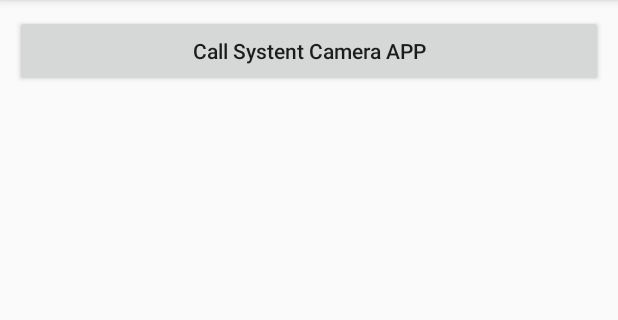
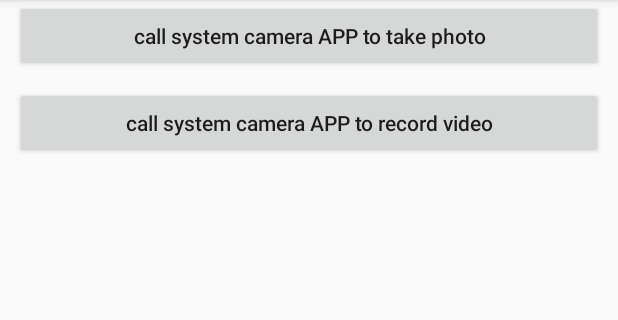
Before and after one commit to 215836017/AndroidMultiMedia, an Android app: the SysCameraActivity screen opened directly, with no data from a screen before it, on a phone screen of 412 x 824 dp, the part 84-404 px from its top. Run offline under Robolectric (Android 15) with nearby library versions, the phone set to English and light mode, and no system bars.

Commit message:
call system Camera App to take photo and record video at Android 5.x

```diff
--- a/DemoCamera/app/src/main/res/layout/activity_main.xml
+++ b/DemoCamera/app/src/main/res/layout/activity_main.xml
@@ -18,21 +18,21 @@
             android:layout_height="wrap_content"
             android:layout_margin="10dp"
             android:onClick="btnClick"
-            android:text="System Camera" />
+            android:text="Call System Camera APP" />
 
         <Button
             android:id="@+id/main_activity_btn_old_cmaera"
             android:layout_width="match_parent"
             android:layout_height="wrap_content"
             android:layout_margin="10dp"
-            android:text="Old Camera" />
+            android:text="Use Old Camera API" />
 
         <Button
             android:id="@+id/main_activity_btn_new_camera"
             android:layout_width="match_parent"
             android:layout_height="wrap_content"
             android:layout_margin="10dp"
-            android:text="New Camera" />
+            android:text="Use New Camera API" />
     </LinearLayout>
 
 </RelativeLayout>
--- a/DemoCamera/app/src/main/res/layout/activity_sys_camera.xml
+++ b/DemoCamera/app/src/main/res/layout/activity_sys_camera.xml
@@ -8,11 +8,19 @@
     tools:context=".systemAPI.SysCameraActivity">
 
     <Button
-        android:id="@+id/sys_camera_activity_btn"
+        android:id="@+id/sys_camera_activity_btn_photo"
+        android:layout_width="match_parent"
+        android:layout_height="wrap_content"
+        android:layout_marginLeft="10dp"
+        android:layout_marginRight="10dp"
+        android:text="call system camera APP to take photo" />
+
+    <Button
+        android:id="@+id/sys_camera_activity_btn_video"
         android:layout_width="match_parent"
         android:layout_height="wrap_content"
         android:layout_margin="10dp"
-        android:text="Call Systent Camera APP" />
+        android:text="call system camera APP to record video" />
 
     <TextView
         android:id="@+id/sys_camera_activity_text"
```
Also changed, not shown: DemoCamera/app/src/main/java/com/cakes/democamera/systemAPI/SysCameraActivity.java (+116 -28 lines), 1 other file.
